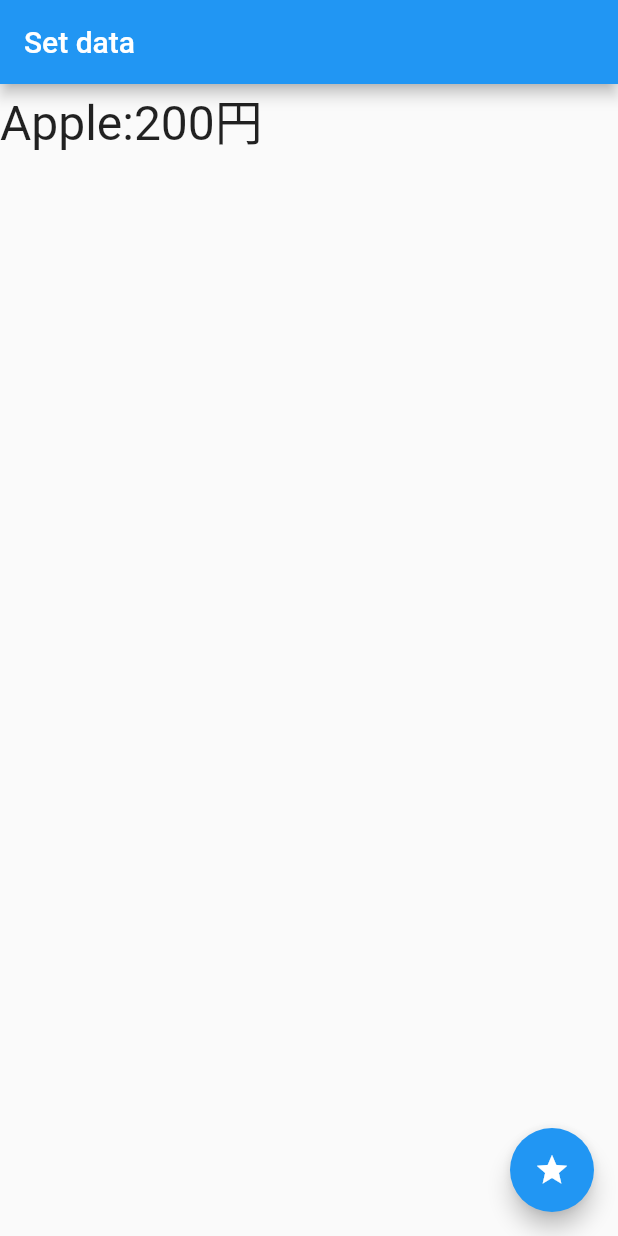
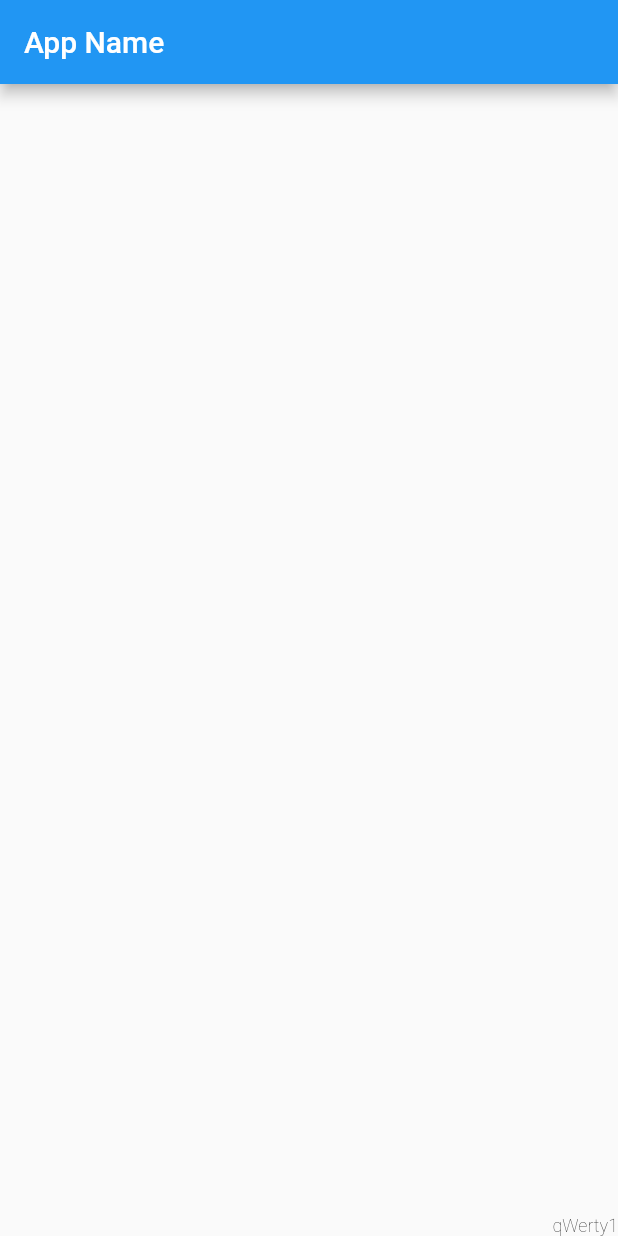
Before and after one commit to weldar0616/flutter3_textbook, a Flutter app: the screen it shows after launch, on a phone screen of 412 x 824 dp. Run offline on Flutter 3.47's test engine with Material 2 defaults, Android fonts, the phone set to English and light mode, and no system bars.

Commit message:
2-3 ウィジェットの基本レイアウト

```diff
--- a/lib/main.dart
+++ b/lib/main.dart
@@ -1,189 +1,49 @@
-// import 'package:flutter/material.dart';
-
-// void main() {
-//   runApp(const MyApp());
-// }
-
-// class MyApp extends StatelessWidget {
-//   const MyApp({super.key});
-
-//   // This widget is the root of your application.
-//   @override
-//   Widget build(BuildContext context) {
-//     return MaterialApp(
-//       title: 'Flutter Demo',
-//       theme: ThemeData(
-//         // This is the theme of your application.
-//         //
-//         // Try running your application with "flutter run". You'll see the
-//         // application has a blue toolbar. Then, without quitting the app, try
-//         // changing the primarySwatch below to Colors.green and then invoke
-//         // "hot reload" (press "r" in the console where you ran "flutter run",
-//         // or simply save your changes to "hot reload" in a Flutter IDE).
-//         // Notice that the counter didn't reset back to zero; the application
-//         // is not restarted.
-//         primarySwatch: Colors.blue,
-//       ),
-//       home: const MyHomePage(title: 'Flutter Demo Home Page'),
-//     );
-//   }
-// }
-
-// class MyHomePage extends StatefulWidget {
-//   const MyHomePage({super.key, required this.title});
-
-//   // This widget is the home page of your application. It is stateful, meaning
-//   // that it has a State object (defined below) that contains fields that affect
-//   // how it looks.
-
-//   // This class is the configuration for the state. It holds the values (in this
-//   // case the title) provided by the parent (in this case the App widget) and
-//   // used by the build method of the State. Fields in a Widget subclass are
-//   // always marked "final".
-
-//   final String title;
-
-//   @override
-//   State<MyHomePage> createState() => _MyHomePageState();
-// }
-
-// class _MyHomePageState extends State<MyHomePage> {
-//   int _counter = 0;
-
-//   void _incrementCounter() {
-//     setState(() {
-//       // This call to setState tells the Flutter framework that something has
-//       // changed in this State, which causes it to rerun the build method below
-//       // so that the display can reflect the updated values. If we changed
-//       // _counter without calling setState(), then the build method would not be
-//       // called again, and so nothing would appear to happen.
-//       _counter++;
-//     });
-//   }
-
-//   @override
-//   Widget build(BuildContext context) {
-//     // This method is rerun every time setState is called, for instance as done
-//     // by the _incrementCounter method above.
-//     //
-//     // The Flutter framework has been optimized to make rerunning build methods
-//     // fast, so that you can just rebuild anything that needs updating rather
-//     // than having to individually change instances of widgets.
-//     return Scaffold(
-//       appBar: AppBar(
-//         // Here we take the value from the MyHomePage object that was created by
-//         // the App.build method, and use it to set our appbar title.
-//         title: Text(widget.title),
-//       ),
-//       body: Center(
-//         // Center is a layout widget. It takes a single child and positions it
-//         // in the middle of the parent.
-//         child: Column(
-//           // Column is also a layout widget. It takes a list of children and
-//           // arranges them vertically. By default, it sizes itself to fit its
-//           // children horizontally, and tries to be as tall as its parent.
-//           //
-//           // Invoke "debug painting" (press "p" in the console, choose the
-//           // "Toggle Debug Paint" action from the Flutter Inspector in Android
-//           // Studio, or the "Toggle Debug Paint" command in Visual Studio Code)
-//           // to see the wireframe for each widget.
-//           //
-//           // Column has various properties to control how it sizes itself and
-//           // how it positions its children. Here we use mainAxisAlignment to
-//           // center the children vertically; the main axis here is the vertical
-//           // axis because Columns are vertical (the cross axis would be
-//           // horizontal).
-//           mainAxisAlignment: MainAxisAlignment.center,
-//           children: <Widget>[
-//             const Text(
-//               'You have pushed the button this many times:',
-//             ),
-//             Text(
-//               '$_counter',
-//               style: Theme.of(context).textTheme.headline4,
-//             ),
-//           ],
-//         ),
-//       ),
-//       floatingActionButton: FloatingActionButton(
-//         onPressed: _incrementCounter,
-//         tooltip: 'Increment',
-//         child: const Icon(Icons.add),
-//       ), // This trailing comma makes auto-formatting nicer for build methods.
-//     );
-//   }
-// }
-
 import 'package:flutter/material.dart';
 
 void main() {
-  runApp(const MyApp());
+  runApp(new MyApp());
 }
 
 class MyApp extends StatelessWidget {
-  const MyApp({Key? key}) : super(key: key);
-  final title = 'Flutterサンプル';
-
   @override
   Widget build(BuildContext context) {
-    return MaterialApp(
-        title: 'Flutter Demo',
-        home: MyHomePage(
-          title: this.title,
-        ));
+    return new MaterialApp(
+      title: 'Generated App',
+      theme: new ThemeData(
+        primarySwatch: Colors.blue,
+        primaryColor: const Color(0xFF2196f3),
+        accentColor: const Color(0xFF2196f3),
+        canvasColor: const Color(0xFFfafafa),
+      ),
+      home: new MyHomePage(),
+    );
   }
 }
 
 class MyHomePage extends StatefulWidget {
-  const MyHomePage({
-    required this.title,
-  }) : super();
-  final String title;
-
+  MyHomePage({Key? key}) : super(key: key);
   @override
-  _MyHomePageState createState() => _MyHomePageState();
-}
-
-class Data {
-  int _price;
-  String _name;
-  Data(this._name, this._price) : super();
-
-  @override
-  String toString() {
-    return _name + ':' + _price.toString() + '円';
-  }
+  _MyHomePageState createState() => new _MyHomePageState();
 }
 
 class _MyHomePageState extends State<MyHomePage> {
-  static final _data = [
-    Data('Apple', 200),
-    Data('Orange', 150),
-    Data('Peach', 300)
-  ];
-  Data _item = _data[0];
-
-  void _setData() {
-    setState(() {
-      _data.shuffle();
-      _item = _data.first;
-    });
-  }
-
   @override
   Widget build(BuildContext context) {
-    return Scaffold(
-      appBar: AppBar(
-        title: Text('Set data'),
+    return new Scaffold(
+      appBar: new AppBar(
+        title: new Text('App Name'),
       ),
-      body: Text(
-        _item.toString(),
-        style: TextStyle(fontSize: 32.0),
-      ),
-      floatingActionButton: FloatingActionButton(
-        onPressed: _setData,
-        tooltip: 'set data.',
-        child: Icon(Icons.star),
+      body: new Container(
+        child: new Text(
+          "qWerty1",
+          style: new TextStyle(
+              fontSize: 12.0,
+              color: const Color(0xFF000000),
+              fontWeight: FontWeight.w200,
+              fontFamily: "Roboto"),
+        ),
+        padding: const EdgeInsets.all(0.0),
+        alignment: Alignment.bottomRight,
       ),
     );
   }
```
